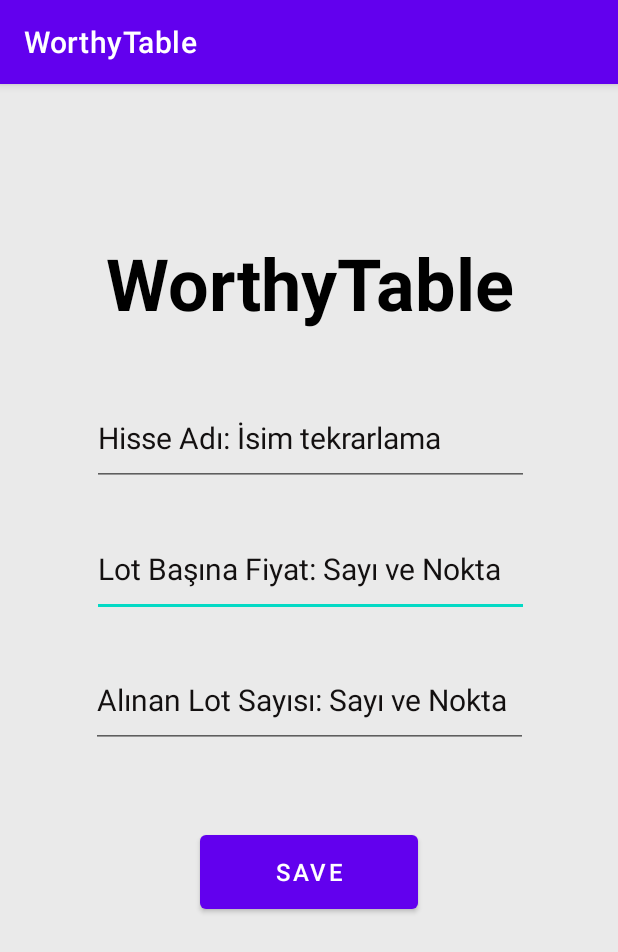
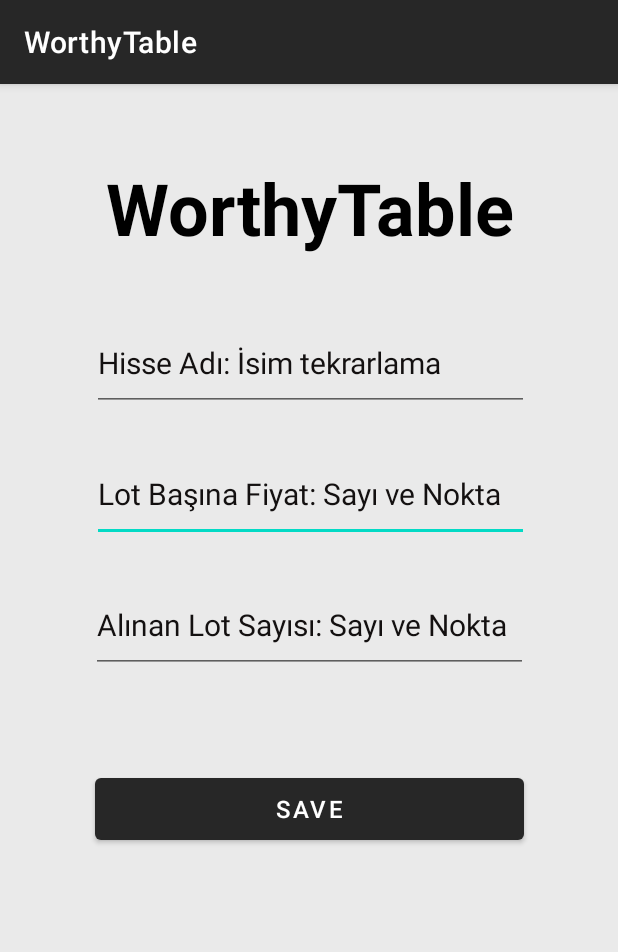
Before and after one commit to mertgoksu/WorthyTable, an Android app: the screen it shows after launch (DetailsActivity), in the options menu, after a tap on "Add Company", on a phone screen of 412 x 824 dp. Shown: the top 952 px of the screen. Run offline under Robolectric (Android 15) with nearby library versions, the phone set to English and light mode, and no system bars.

Commit message:
Icon changed, button colours changed, navbar colours changed.

```diff
--- a/app/build.gradle
+++ b/app/build.gradle
@@ -1,15 +1,16 @@
 plugins {
     id 'com.android.application'
+    id 'org.jetbrains.kotlin.android'
 }
 
 android {
     namespace 'com.mertg.worthytable'
-    compileSdk 33
+    compileSdk 34
 
     defaultConfig {
         applicationId "com.mertg.worthytable"
         minSdk 24
-        targetSdk 33
+        targetSdk 34
         versionCode 1
         versionName "1.0"
 
@@ -37,6 +38,7 @@ dependencies {
     implementation 'androidx.appcompat:appcompat:1.6.1'
     implementation 'com.google.android.material:material:1.9.0'
     implementation 'androidx.constraintlayout:constraintlayout:2.1.4'
+    implementation 'androidx.core:core-ktx:+'
     testImplementation 'junit:junit:4.13.2'
     androidTestImplementation 'androidx.test.ext:junit:1.1.5'
     androidTestImplementation 'androidx.test.espresso:espresso-core:3.5.1'
--- a/app/src/main/AndroidManifest.xml
+++ b/app/src/main/AndroidManifest.xml
@@ -6,7 +6,7 @@
         android:allowBackup="true"
         android:dataExtractionRules="@xml/data_extraction_rules"
         android:fullBackupContent="@xml/backup_rules"
-        android:icon="@drawable/worthytablefoto"
+        android:icon="@drawable/calculatoricon"
         android:label="@string/app_name"
         android:supportsRtl="true"
         android:theme="@style/Theme.WorthyTable"
--- a/app/src/main/java/com/mertg/worthytable/DetailsActivity.java
+++ b/app/src/main/java/com/mertg/worthytable/DetailsActivity.java
@@ -1,17 +1,22 @@
 package com.mertg.worthytable;
 
 import androidx.appcompat.app.AppCompatActivity;
+import androidx.core.content.ContextCompat;
 
+import android.content.Context;
 import android.content.Intent;
 import android.database.Cursor;
 import android.database.sqlite.SQLiteDatabase;
 import android.database.sqlite.SQLiteStatement;
+import android.graphics.drawable.ColorDrawable;
 import android.os.Bundle;
 import android.view.View;
 import android.widget.Toast;
 
 import com.mertg.worthytable.databinding.ActivityDetailsBinding;
 import com.mertg.worthytable.databinding.ActivityMainBinding;
+
+import java.util.Objects;
 
 public class DetailsActivity extends AppCompatActivity {
 
@@ -24,6 +29,9 @@ public class DetailsActivity extends AppCompatActivity {
         binding = ActivityDetailsBinding.inflate(getLayoutInflater());
         View view = binding.getRoot();
         setContentView(view);
+
+        getSupportActionBar().setBackgroundDrawable(new ColorDrawable(ContextCompat.getColor(this, R.color.darkThemeColor)));
+        binding.calculateButton.setBackgroundColor(ContextCompat.getColor(this,R.color.darkThemeColor));
 
         database = this.openOrCreateDatabase("Companies", MODE_PRIVATE,null);
 
--- a/app/src/main/java/com/mertg/worthytable/MainActivity.java
+++ b/app/src/main/java/com/mertg/worthytable/MainActivity.java
@@ -2,11 +2,13 @@ package com.mertg.worthytable;
 
 import androidx.annotation.NonNull;
 import androidx.appcompat.app.AppCompatActivity;
+import androidx.core.content.ContextCompat;
 import androidx.recyclerview.widget.LinearLayoutManager;
 
 import android.content.Intent;
 import android.database.Cursor;
 import android.database.sqlite.SQLiteDatabase;
+import android.graphics.drawable.ColorDrawable;
 import android.os.Bundle;
 import android.os.Handler;
 import android.view.Menu;
@@ -18,6 +20,7 @@ import android.widget.Toast;
 import com.mertg.worthytable.databinding.ActivityMainBinding;
 
 import java.util.ArrayList;
+import java.util.Objects;
 
 public class MainActivity extends AppCompatActivity {
 
@@ -33,6 +36,8 @@ public class MainActivity extends AppCompatActivity {
         binding = ActivityMainBinding.inflate(getLayoutInflater());
         View view = binding.getRoot();
         setContentView(view);
+
+        getSupportActionBar().setBackgroundDrawable(new ColorDrawable(ContextCompat.getColor(this, R.color.darkThemeColor)));
 
         companyArrayList = new ArrayList<>();
 
--- a/app/src/main/java/com/mertg/worthytable/ShowResultActivity.java
+++ b/app/src/main/java/com/mertg/worthytable/ShowResultActivity.java
@@ -1,11 +1,13 @@
 package com.mertg.worthytable;
 
 import androidx.appcompat.app.AppCompatActivity;
+import androidx.core.content.ContextCompat;
 
 import android.annotation.SuppressLint;
 import android.content.Intent;
 import android.database.Cursor;
 import android.database.sqlite.SQLiteDatabase;
+import android.graphics.drawable.ColorDrawable;
 import android.os.Bundle;
 import android.view.View;
 import android.widget.TextView;
@@ -14,6 +16,7 @@ import com.mertg.worthytable.databinding.ActivityDetailsBinding;
 import com.mertg.worthytable.databinding.ActivityShowResultBinding;
 
 import java.util.ArrayList;
+import java.util.Objects;
 
 public class ShowResultActivity extends AppCompatActivity {
     private ActivityShowResultBinding binding;
@@ -27,6 +30,8 @@ public class ShowResultActivity extends AppCompatActivity {
         View view = binding.getRoot();
         setContentView(view);
 
+        getSupportActionBar().setBackgroundDrawable(new ColorDrawable(ContextCompat.getColor(this, R.color.darkThemeColor)));
+        binding.button.setBackgroundColor(ContextCompat.getColor(this,R.color.darkThemeColor));
 
         database = this.openOrCreateDatabase("Companies", MODE_PRIVATE, null);
 
--- a/app/src/main/res/layout/activity_details.xml
+++ b/app/src/main/res/layout/activity_details.xml
@@ -12,7 +12,7 @@
         android:layout_width="match_parent"
         android:layout_height="wrap_content"
         android:layout_marginStart="54dp"
-        android:layout_marginTop="100dp"
+        android:layout_marginTop="50dp"
         android:layout_marginEnd="54dp"
         android:background="#EAEAEA"
         android:text="WorthyTable"
@@ -44,8 +44,8 @@
 
     <Button
         android:id="@+id/calculateButton"
-        android:layout_width="145dp"
-        android:layout_height="61dp"
+        android:layout_width="286dp"
+        android:layout_height="53dp"
         android:onClick="calculate"
         android:text="Save"
         android:textSize="16sp"
--- a/app/src/main/res/layout/recycler_row.xml
+++ b/app/src/main/res/layout/recycler_row.xml
@@ -14,8 +14,8 @@
         android:layout_height="wrap_content"
         android:background="#EAEAEA"
         android:text="Test"
-        android:textColor="@color/purple_700"
-        android:textSize="26sp">
+        android:textColor="@color/darkThemeColor"
+        android:textSize="50sp">
 
     </TextView>
 
--- a/app/src/main/res/values/colors.xml
+++ b/app/src/main/res/values/colors.xml
@@ -7,4 +7,5 @@
     <color name="teal_700">#FF018786</color>
     <color name="black">#FF000000</color>
     <color name="white">#FFFFFFFF</color>
+    <color name="darkThemeColor">#272727</color>
 </resources>
--- a/build.gradle
+++ b/build.gradle
@@ -2,4 +2,5 @@
 plugins {
     id 'com.android.application' version '7.4.1' apply false
     id 'com.android.library' version '7.4.1' apply false
+    id 'org.jetbrains.kotlin.android' version '1.9.20-RC' apply false
 }
```
Also changed, not shown: app/src/main/res/drawable/calculatoricon.jpg (added), app/src/main/res/drawable/worthytablefoto.png (deleted).
